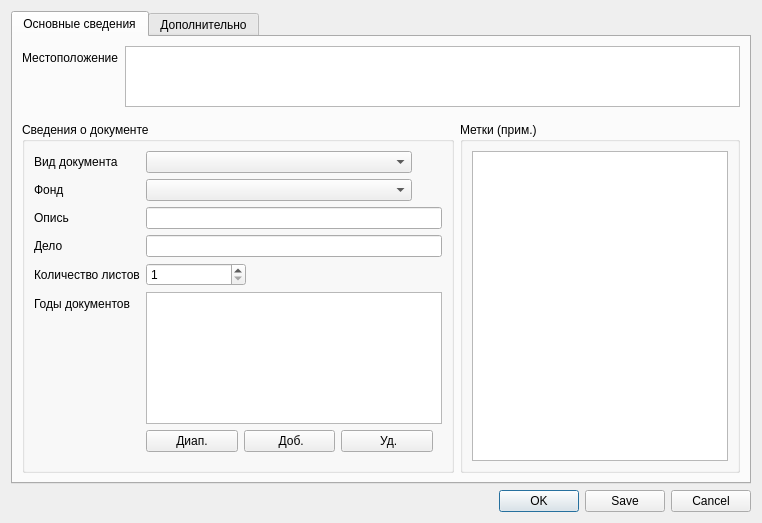
Qt form ui/docform_dialog.ui (caxapyk/gaoo-cfp) before a commit.
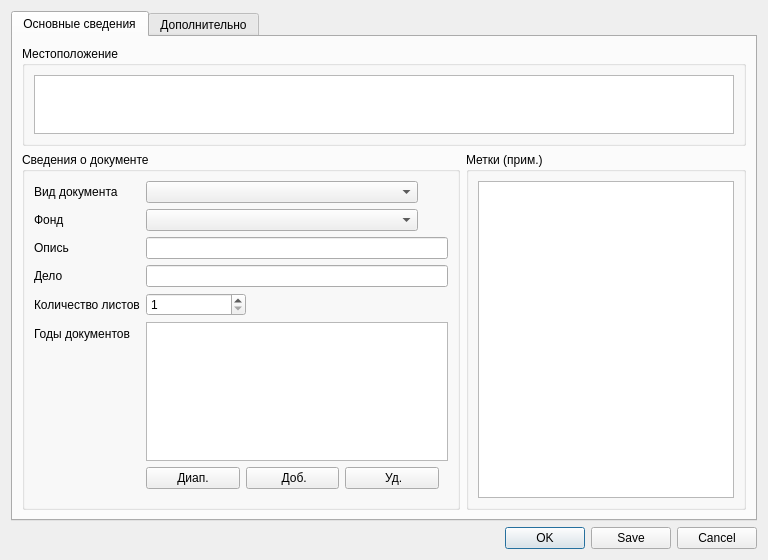
The same form after that commit. Icons and pictures are not drawn.

Patch:
```diff
--- a/ui/docform_dialog.ui
+++ b/ui/docform_dialog.ui
@@ -9,8 +9,8 @@
    <rect>
     <x>0</x>
     <y>0</y>
-    <width>762</width>
-    <height>523</height>
+    <width>768</width>
+    <height>560</height>
    </rect>
   </property>
   <property name="minimumSize">
@@ -41,7 +41,7 @@
          <property name="maximumSize">
           <size>
            <width>16777215</width>
-           <height>70</height>
+           <height>100</height>
           </size>
          </property>
          <property name="frameShape">
@@ -50,7 +50,7 @@
          <property name="frameShadow">
           <enum>QFrame::Raised</enum>
          </property>
-         <layout class="QFormLayout" name="formLayout_2">
+         <layout class="QVBoxLayout" name="verticalLayout_6">
           <property name="leftMargin">
            <number>0</number>
           </property>
@@ -60,14 +60,16 @@
           <property name="rightMargin">
            <number>0</number>
           </property>
-          <item row="0" column="0">
-           <widget class="QLabel" name="label">
-            <property name="text">
+          <property name="bottomMargin">
+           <number>0</number>
+          </property>
+          <item>
+           <widget class="QGroupBox" name="groupBox_3">
+            <property name="title">
              <string>Местоположение</string>
             </property>
-           </widget>
-          </item>
-          <item row="0" column="1">
+            <layout class="QVBoxLayout" name="verticalLayout">
+             <item>
            <widget class="QTextEdit" name="locality_textEdit">
             <property name="maximumSize">
              <size>
@@ -101,6 +103,9 @@
             <property name="readOnly">
              <bool>true</bool>
             </property>
+              </widget>
+             </item>
+            </layout>
            </widget>
           </item>
          </layout>
```
Lines whose indentation alone changed are shown as unchanged.
